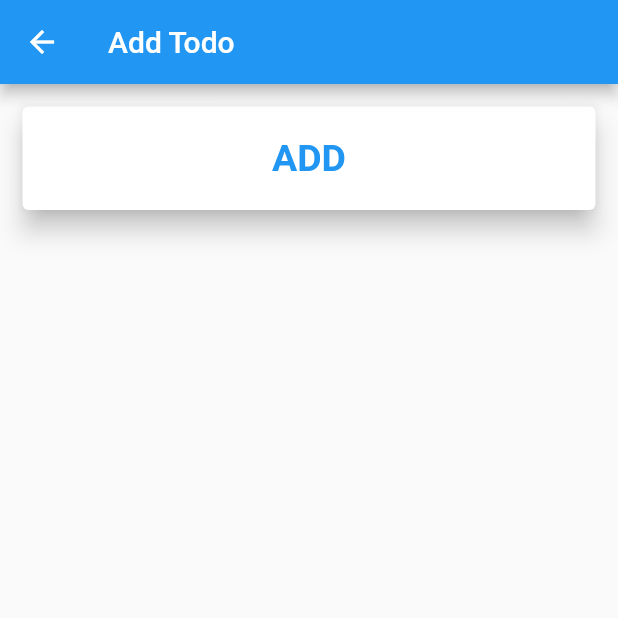
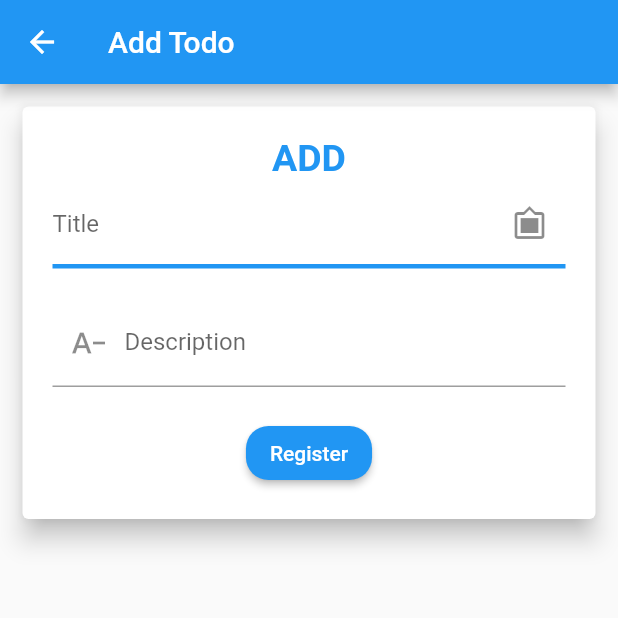
Before and after one commit to CrossPlatformFlutter/uit_http_example, a Flutter app: the screen it shows after launch, after a tap on "Add", on a phone screen of 412 x 824 dp, the top half of it. Run offline on Flutter 3.47's test engine with Material 2 defaults, Android fonts, the light colour scheme and no system bars; missing offline and left inert: dart:ffi; network calls fail.

Commit message:
addTodo with Success

```diff
--- a/lib/AddTodo.dart
+++ b/lib/AddTodo.dart
@@ -1,6 +1,9 @@
-
-
+import 'dart:convert';
+import 'dart:ffi';
+import 'package:http/http.dart' as http;
 import 'package:flutter/material.dart';
+import 'todos.dart';
+import 'dart:convert' as convert;
 
 class AddTodo extends StatefulWidget {
   const AddTodo({super.key});
@@ -10,19 +13,43 @@ class AddTodo extends StatefulWidget {
 }
 
 class _AddTodoState extends State<AddTodo> {
+  String url="http://10.0.2.2:8000/api/todo/create";
    final _formKey = GlobalKey<FormState>();
 
    String _title="";
    String _description="";
 
+
    bool loading=false;
+
+     Future<void> submit() async {
+      setState(() {
+        loading=true;
+      });
+      final request={'title':_title,'description':_description};
+      try{
+        final res=await http.post(Uri.parse(url),
+          body: jsonEncode(request),
+          headers: {'Content-Type': 'application/json'}
+        );
+      setState(() {
+          loading=false;
+      });
+      if (res.statusCode == 201) {
+        Todo data = Todo.fromJson(jsonDecode(res.body)['data']);
+        Navigator.of(context).pop(data.title);
+      }
+      }catch(e){
+          print(e.toString());
+      }
+  }
   @override
   Widget build(BuildContext context) {
     return Scaffold(
         appBar: AppBar(title:const Text("Add Todo")),
         body:  SingleChildScrollView(
           child:Card(
-            margin: EdgeInsets.all(15),
+            margin:const EdgeInsets.all(15),
            elevation: 7,
             child:  Padding(padding: const EdgeInsets.all(20),
           child:  Column(
@@ -30,11 +57,67 @@ class _AddTodoState extends State<AddTodo> {
             const Center(
               child:  Text("ADD",style: TextStyle(fontSize: 25,fontWeight:FontWeight.bold,color: Colors.blue),),
             ),
-
+            Form(child: Column(
+              children: [
+                TextFormField(
+                     autovalidateMode: AutovalidateMode.onUserInteraction,
+                  validator: (val){
+                    if(val==null || val.isEmpty){
+                      return "Title Required";
+                    }
+                    return null;
+                  },
+                   onChanged: (val){
+                    setState(() {
+                      _title=val;
+                    });
+                  },
+                  decoration:const  InputDecoration(
+                    labelText:"Title",
+                    hintText: "Enter Title",
+                    suffixIcon: Icon(Icons.filter_frames),
+                    enabledBorder: UnderlineInputBorder(
+                      borderSide: BorderSide(width: 3,color: Colors.blue)
+                    ),
+                    errorBorder: UnderlineInputBorder(
+                      borderSide: BorderSide(width: 3,color: Colors.red)
+                    ),
+                  ),
+                ),
+                const SizedBox(height: 20),
+                TextFormField(
+                  autovalidateMode: AutovalidateMode.onUserInteraction,
+                  validator: (val){
+                    if(val==null || val.isEmpty){
+                      return "Description Required";
+                    }
+                    return null;
+                  },
+                  onChanged: (val){
+                    setState(() {
+                      _description=val;
+                    });
+                  },
+                  keyboardType: TextInputType.multiline,
+                  decoration: const InputDecoration(
+                    labelText: "Description",
+                    hintText: "Enter Your Description",
+                    errorBorder: UnderlineInputBorder(borderSide: BorderSide(width: 3,color: Colors.red)),
+                    prefixIcon: Icon(Icons.text_decrease)
+                  ),
+                ),
+                const SizedBox(height: 20),
+                ElevatedButton(
+                  style: ElevatedButton.styleFrom(shape: RoundedRectangleBorder(borderRadius: BorderRadius.circular(15.0))),
+                  onPressed:(){submit();},
+                  child:loading ? const CircularProgressIndicator(color: Colors.white,strokeWidth:2) : const Text("Register") )
+              ],
+            ))
           ],
           ),),
           )
         ),
     );
   }
+
 }
--- a/lib/main.dart
+++ b/lib/main.dart
@@ -59,6 +59,7 @@ Future<void> getTodos() async {
 
   Future<void> navigateAdd ()async {
       String ?  res=await Navigator.push(context,MaterialPageRoute(builder: (BuildContext context)=>const AddTodo()));
+      getTodos();
       ScaffoldMessenger.of(context).showSnackBar(SnackBar(content: Text(" $res Todo Added With Success")));
   }
 
```
